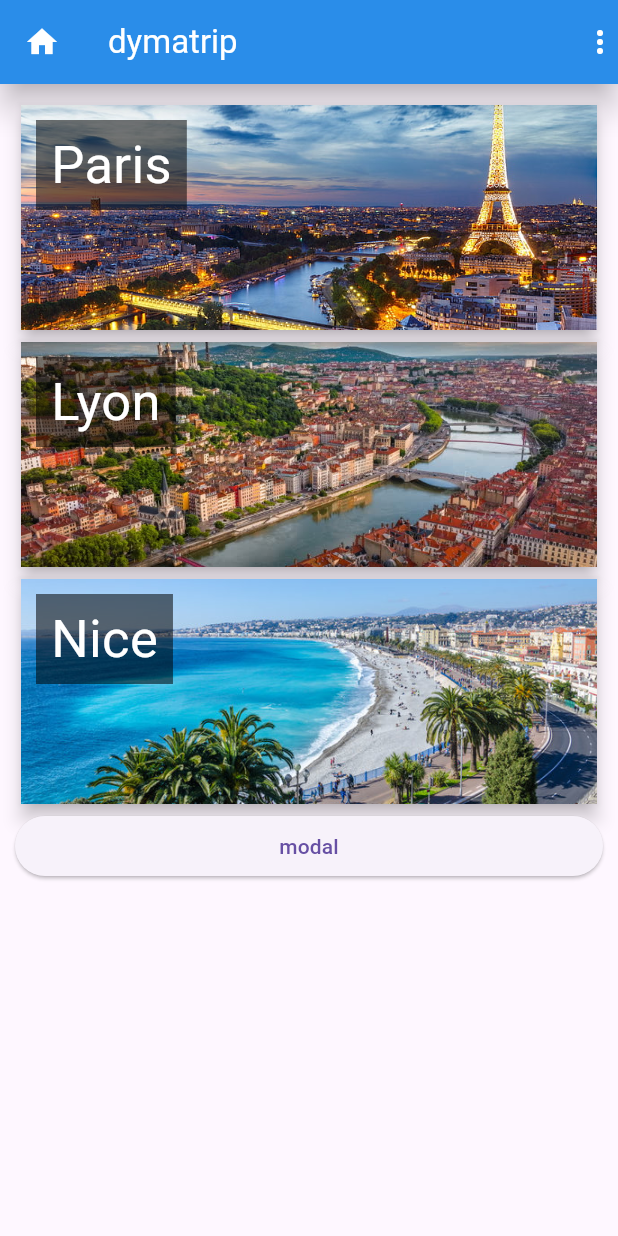
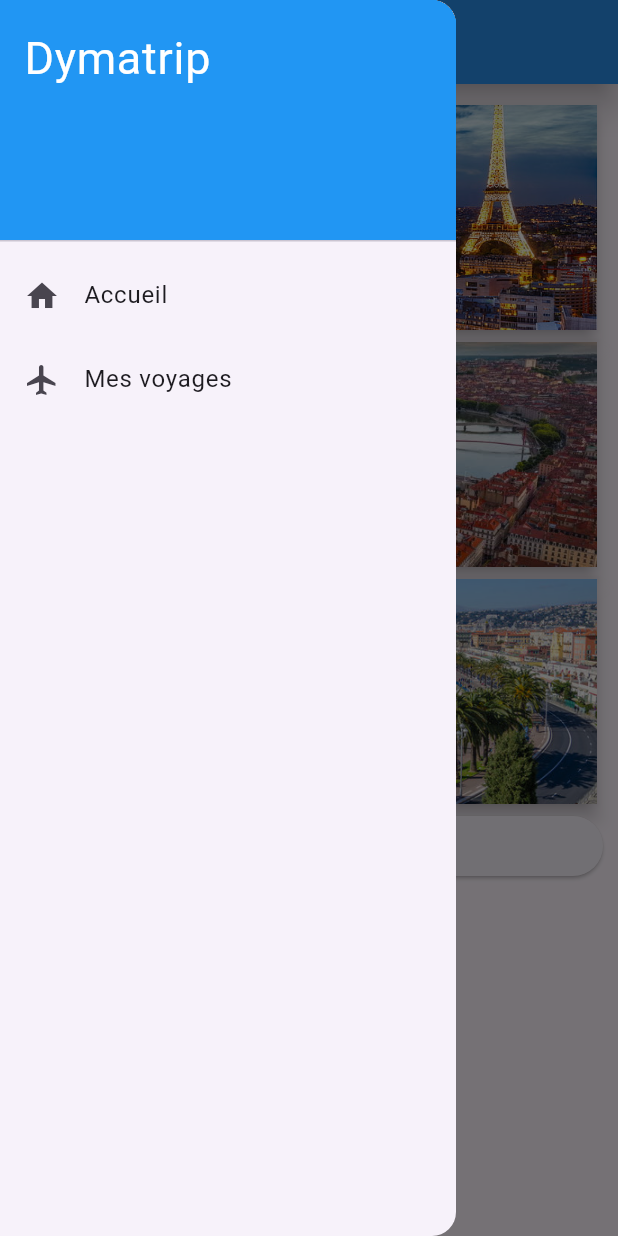
Before and after one commit to teowaep/dyma_flutter_project, a Flutter app: the screen it shows after launch, with the side drawer open (before the commit the screen has no drawer), on a phone screen of 412 x 824 dp. Run offline on Flutter 3.47's test engine with Material 3 defaults, Android fonts, the phone set to English and light mode, and no system bars.

Commit message:
Chapter 72 completed

```diff
--- a/lib/models/activity_model.dart
+++ b/lib/models/activity_model.dart
@@ -3,11 +3,13 @@ class Activity {
   String image;
   String id;
   String city;
+  double price;
 
   Activity({
     required this.name,
     required this.image,
     required this.id,
     required this.city,
+    required this.price,
   });
 }
--- a/lib/views/city/widgets/trip_overview.dart
+++ b/lib/views/city/widgets/trip_overview.dart
@@ -7,16 +7,14 @@ class TripOverview extends StatelessWidget {
   final VoidCallback setDate;
   final Trip trip;
   final String cityName;
-
-  double get amount {
-    return 0;
-  }
+  final double amount;
 
   const TripOverview({
     super.key,
     required this.setDate,
     required this.trip,
     required this.cityName,
+    required this.amount,
   });
 
   @override
--- a/lib/views/home/home_view.dart
+++ b/lib/views/home/home_view.dart
@@ -3,6 +3,7 @@ import 'package:flutter/material.dart';
 import 'widgets/city_card.dart';
 import '../../models/city_model.dart';
 import '../../widgets/ask_modal.dart';
+import '../../widgets/dyma_drawer.dart';
 
 class HomeView extends StatefulWidget {
   static const String routeName = '/';
@@ -27,11 +28,8 @@ class _HomeState extends State<HomeView> {
   @override
   Widget build(BuildContext context) {
     return Scaffold(
-      appBar: AppBar(
-        leading: Icon(Icons.home),
-        title: Text('dymatrip'),
-        actions: [Icon(Icons.more_vert)],
-      ),
+      appBar: AppBar(title: Text('dymatrip')),
+      drawer: DymaDrawer(),
       body: Container(
         padding: EdgeInsets.all(10.0),
         child: Column(
--- /dev/null
+++ b/lib/widgets/dyma_drawer.dart
@@ -0,0 +1,48 @@
+import 'package:flutter/material.dart';
+
+import '../views/home/home_view.dart';
+import '../views/trips/trips_view.dart';
+
+class DymaDrawer extends StatelessWidget {
+  const DymaDrawer({super.key});
+
+  @override
+  Widget build(BuildContext context) {
+    return Drawer(
+      child: ListView(
+        children: [
+          DrawerHeader(
+            decoration: BoxDecoration(
+              gradient: LinearGradient(
+                colors: [
+                  Theme.of(context).primaryColor,
+                  Theme.of(context).primaryColor..withOpacity(0.5),
+                ],
+                begin: Alignment.topLeft,
+                end: Alignment.bottomRight,
+              ),
+            ),
+            child: Text(
+              'Dymatrip',
+              style: TextStyle(color: Colors.white, fontSize: 30),
+            ),
+          ),
+          ListTile(
+            leading: Icon(Icons.home),
+            title: Text('Accueil'),
+            onTap: () {
+              Navigator.pushNamed(context, HomeView.routeName);
+            },
+          ),
+          ListTile(
+            leading: Icon(Icons.flight),
+            title: Text('Mes voyages'),
+            onTap: () {
+              Navigator.pushNamed(context, TripsView.routeName);
+            },
+          ),
+        ],
+      ),
+    );
+  }
+}
```
Also changed, not shown: lib/datas/data.dart (+8 -0 lines), lib/main.dart (+16 -7 lines), lib/views/city/city_view.dart (+71 -11 lines), lib/views/city/widgets/trip_activity_list.dart (+12 -1 lines), lib/views/trips/trips_view.dart (added, +23 -0 lines).
